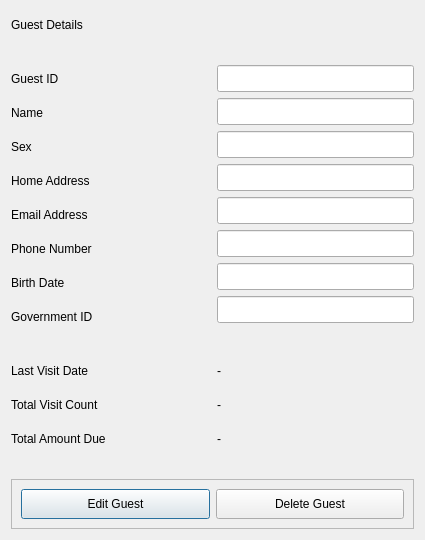
Qt form ui_files/guest_info_dialog.ui (xbryan25/hotel-management-system) before a commit.
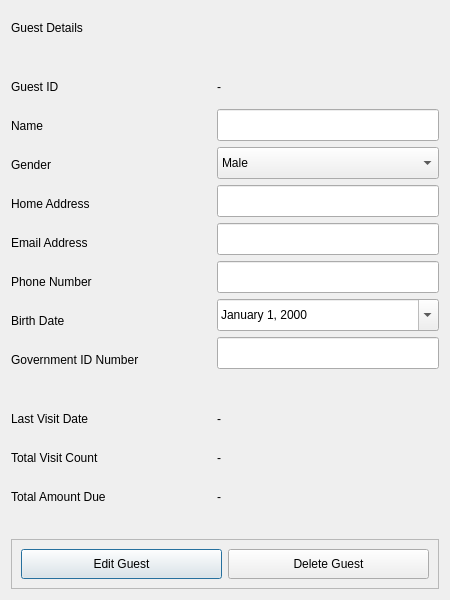
The same form after that commit. The open tabs and pages were chosen to show the change.

Commit message: feat(guest_info_page): update edit_mode_widget and truncate fields that have a length longer than 20

```diff
--- a/ui_files/guest_info_dialog.ui
+++ b/ui_files/guest_info_dialog.ui
@@ -6,209 +6,28 @@
    <rect>
     <x>0</x>
     <y>0</y>
-    <width>425</width>
-    <height>540</height>
+    <width>450</width>
+    <height>600</height>
    </rect>
   </property>
   <property name="minimumSize">
    <size>
-    <width>425</width>
-    <height>540</height>
+    <width>450</width>
+    <height>600</height>
    </size>
   </property>
   <property name="maximumSize">
    <size>
-    <width>425</width>
-    <height>540</height>
+    <width>600</width>
+    <height>600</height>
    </size>
   </property>
   <property name="windowTitle">
    <string>Dialog</string>
   </property>
   <layout class="QGridLayout" name="gridLayout">
-   <item row="2" column="1" rowspan="8">
-    <widget class="QStackedWidget" name="information_stacked_widget">
-     <property name="frameShape">
-      <enum>QFrame::NoFrame</enum>
-     </property>
-     <property name="lineWidth">
-      <number>0</number>
-     </property>
-     <property name="currentIndex">
-      <number>0</number>
-     </property>
-     <widget class="QWidget" name="view_mode_widget">
-      <layout class="QVBoxLayout" name="verticalLayout">
-       <property name="leftMargin">
-        <number>0</number>
-       </property>
-       <property name="topMargin">
-        <number>0</number>
-       </property>
-       <property name="rightMargin">
-        <number>0</number>
-       </property>
-       <property name="bottomMargin">
-        <number>0</number>
-       </property>
-       <item>
-        <widget class="QLabel" name="guest_id_value_label">
-         <property name="text">
-          <string>-</string>
-         </property>
-        </widget>
-       </item>
-       <item>
-        <widget class="QLabel" name="name_value_label">
-         <property name="text">
-          <string>-</string>
-         </property>
-        </widget>
-       </item>
-       <item>
-        <widget class="QLabel" name="sex_value_label">
-         <property name="text">
-          <string>-</string>
-         </property>
-        </widget>
-       </item>
-       <item>
-        <widget class="QLabel" name="home_address_value_label">
-         <property name="text">
-          <string>-</string>
-         </property>
-        </widget>
-       </item>
-       <item>
-        <widget class="QLabel" name="email_address_value_label">
-         <property name="text">
-          <string>-</string>
-         </property>
-        </widget>
-       </item>
-       <item>
-        <widget class="QLabel" name="phone_number_value_label">
-         <property name="text">
-          <string>-</string>
-         </property>
-        </widget>
-       </item>
-       <item>
-        <widget class="QLabel" name="birth_date_value_label">
-         <property name="text">
-          <string>-</string>
-         </property>
-        </widget>
-       </item>
-       <item>
-        <widget class="QLabel" name="government_id_value_label">
-         <property name="text">
-          <string>-</string>
-         </property>
-        </widget>
-       </item>
-      </layout>
-     </widget>
-     <widget class="QWidget" name="edit_mode_widget">
-      <layout class="QVBoxLayout" name="verticalLayout_2">
-       <property name="leftMargin">
-        <number>0</number>
-       </property>
-       <property name="topMargin">
-        <number>0</number>
-       </property>
-       <property name="rightMargin">
-        <number>0</number>
-       </property>
-       <property name="bottomMargin">
-        <number>0</number>
-       </property>
-       <item>
-        <widget class="QLineEdit" name="guest_id_lineedit">
-         <property name="minimumSize">
-          <size>
-           <width>0</width>
-           <height>27</height>
-          </size>
-         </property>
-        </widget>
-       </item>
-       <item>
-        <widget class="QLineEdit" name="name_lineedit">
-         <property name="minimumSize">
-          <size>
-           <width>0</width>
-           <height>27</height>
-          </size>
-         </property>
-        </widget>
-       </item>
-       <item>
-        <widget class="QLineEdit" name="sex_lineedit">
-         <property name="minimumSize">
-          <size>
-           <width>0</width>
-           <height>27</height>
-          </size>
-         </property>
-        </widget>
-       </item>
-       <item>
-        <widget class="QLineEdit" name="home_address_lineedit">
-         <property name="minimumSize">
-          <size>
-           <width>0</width>
-           <height>27</height>
-          </size>
-         </property>
-        </widget>
-       </item>
-       <item>
-        <widget class="QLineEdit" name="email_address_lineedit">
-         <property name="minimumSize">
-          <size>
-           <width>0</width>
-           <height>27</height>
-          </size>
-         </property>
-        </widget>
-       </item>
-       <item>
-        <widget class="QLineEdit" name="phone_number_lineedit">
-         <property name="minimumSize">
-          <size>
-           <width>0</width>
-           <height>27</height>
-          </size>
-         </property>
-        </widget>
-       </item>
-       <item>
-        <widget class="QLineEdit" name="birth_date_lineedit">
-         <property name="minimumSize">
-          <size>
-           <width>0</width>
-           <height>27</height>
-          </size>
-         </property>
-        </widget>
-       </item>
-       <item>
-        <widget class="QLineEdit" name="government_id_lineedit">
-         <property name="minimumSize">
-          <size>
-           <width>0</width>
-           <height>27</height>
-          </size>
-         </property>
-        </widget>
-       </item>
-      </layout>
-     </widget>
-    </widget>
-   </item>
-   <item row="15" column="0" colspan="2">
-    <widget class="QFrame" name="frame">
+   <item row="16" column="0" colspan="2">
+    <widget class="QFrame" name="button_frame">
      <property name="frameShape">
       <enum>QFrame::StyledPanel</enum>
      </property>
@@ -251,41 +70,33 @@
      </layout>
     </widget>
    </item>
-   <item row="0" column="0" colspan="2">
-    <widget class="QLabel" name="guest_details_label">
-     <property name="text">
-      <string>Guest Details</string>
-     </property>
-    </widget>
-   </item>
    <item row="3" column="0">
-    <widget class="QLabel" name="name_label">
-     <property name="text">
-      <string>Name</string>
+    <widget class="QLabel" name="guest_id_label">
+     <property name="minimumSize">
+      <size>
+       <width>200</width>
+       <height>32</height>
+      </size>
      </property>
-    </widget>
-   </item>
-   <item row="4" column="0">
-    <widget class="QLabel" name="sex_label">
      <property name="text">
-      <string>Sex</string>
+      <string>Guest ID</string>
      </property>
     </widget>
    </item>
    <item row="6" column="0">
-    <widget class="QLabel" name="email_address_label">
-     <property name="text">
-      <string>Email Address</string>
-     </property>
-    </widget>
-   </item>
-   <item row="5" column="0">
     <widget class="QLabel" name="home_address_label">
      <property name="text">
       <string>Home Address</string>
      </property>
     </widget>
    </item>
+   <item row="7" column="0">
+    <widget class="QLabel" name="email_address_label">
+     <property name="text">
+      <string>Email Address</string>
+     </property>
+    </widget>
+   </item>
    <item row="1" column="0" colspan="2">
     <spacer name="vs_1">
      <property name="orientation">
@@ -302,69 +113,61 @@
      </property>
     </spacer>
    </item>
-   <item row="2" column="0">
-    <widget class="QLabel" name="guest_id_label">
-     <property name="minimumSize">
-      <size>
-       <width>200</width>
-       <height>0</height>
-      </size>
-     </property>
-     <property name="text">
-      <string>Guest ID</string>
-     </property>
-    </widget>
-   </item>
-   <item row="9" column="0">
-    <widget class="QLabel" name="government_id_label">
-     <property name="text">
-      <string>Government ID</string>
-     </property>
-    </widget>
-   </item>
-   <item row="11" column="0">
+   <item row="12" column="0">
     <widget class="QLabel" name="last_visit_date_label">
+     <property name="minimumSize">
+      <size>
+       <width>0</width>
+       <height>32</height>
+      </size>
+     </property>
      <property name="text">
       <string>Last Visit Date</string>
      </property>
     </widget>
    </item>
-   <item row="11" column="1">
-    <widget class="QLabel" name="last_visit_date_value_label">
+   <item row="10" column="0">
+    <widget class="QLabel" name="government_id_number_label">
      <property name="text">
-      <string>-</string>
+      <string>Government ID Number</string>
      </property>
     </widget>
    </item>
-   <item row="12" column="0">
+   <item row="13" column="0">
     <widget class="QLabel" name="total_visit_count_label">
+     <property name="minimumSize">
+      <size>
+       <width>0</width>
+       <height>32</height>
+      </size>
+     </property>
      <property name="text">
       <string>Total Visit Count</string>
      </property>
     </widget>
    </item>
-   <item row="12" column="1">
+   <item row="13" column="1">
     <widget class="QLabel" name="total_visit_count_value_label">
      <property name="text">
       <string>-</string>
      </property>
     </widget>
    </item>
-   <item row="7" column="0">
+   <item row="12" column="1">
+    <widget class="QLabel" name="last_visit_date_value_label">
+     <property name="text">
+      <string>-</string>
+     </property>
+    </widget>
+   </item>
+   <item row="8" column="0">
     <widget class="QLabel" name="phone_number_label">
      <property name="text">
       <string>Phone Number</string>
      </property>
     </widget>
    </item>
-   <item row="8" column="0">
-    <widget class="QLabel" name="birth_date_label">
-     <property name="text">
-      <string>Birth Date</string>
-     </property>
-    </widget>
-   </item>
-   <item row="14" column="0" colspan="2">
+   <item row="15" column="0" colspan="2">
     <spacer name="vs_3">
      <property name="orientation">
       <enum>Qt::Vertical</enum>
@@ -380,7 +183,7 @@
      </property>
     </spacer>
    </item>
-   <item row="10" column="0" colspan="2">
+   <item row="11" column="0" colspan="2">
     <spacer name="vs_2">
      <property name="orientation">
       <enum>Qt::Vertical</enum>
@@ -396,20 +199,251 @@
      </property>
     </spacer>
    </item>
-   <item row="13" column="0">
+   <item row="9" column="0">
+    <widget class="QLabel" name="birth_date_label">
+     <property name="text">
+      <string>Birth Date</string>
+     </property>
+    </widget>
+   </item>
+   <item row="4" column="0">
+    <widget class="QLabel" name="name_label">
+     <property name="text">
+      <string>Name</string>
+     </property>
+    </widget>
+   </item>
+   <item row="0" column="0" colspan="2">
+    <widget class="QLabel" name="guest_details_label">
+     <property name="text">
+      <string>Guest Details</string>
+     </property>
+    </widget>
+   </item>
+   <item row="5" column="0">
+    <widget class="QLabel" name="gender_label">
+     <property name="text">
+      <string>Gender</string>
+     </property>
+    </widget>
+   </item>
+   <item row="14" column="0">
     <widget class="QLabel" name="total_amount_due_label">
+     <property name="minimumSize">
+      <size>
+       <width>0</width>
+       <height>32</height>
+      </size>
+     </property>
      <property name="text">
       <string>Total Amount Due</string>
      </property>
     </widget>
    </item>
-   <item row="13" column="1">
+   <item row="14" column="1">
     <widget class="QLabel" name="total_amount_due_value_label">
      <property name="text">
       <string>-</string>
      </property>
     </widget>
    </item>
+   <item row="4" column="1" rowspan="7">
+    <widget class="QStackedWidget" name="information_stacked_widget">
+     <property name="frameShape">
+      <enum>QFrame::NoFrame</enum>
+     </property>
+     <property name="lineWidth">
+      <number>0</number>
+     </property>
+     <property name="currentIndex">
+      <number>0</number>
+     </property>
+     <widget class="QWidget" name="view_mode_widget">
+      <layout class="QVBoxLayout" name="verticalLayout">
+       <property name="leftMargin">
+        <number>0</number>
+       </property>
+       <property name="topMargin">
+        <number>0</number>
+       </property>
+       <property name="rightMargin">
+        <number>0</number>
+       </property>
+       <property name="bottomMargin">
+        <number>0</number>
+       </property>
+       <item>
+        <widget class="QLabel" name="name_value_label">
+         <property name="text">
+          <string>-</string>
+         </property>
+        </widget>
+       </item>
+       <item>
+        <widget class="QLabel" name="gender_value_label">
+         <property name="text">
+          <string>-</string>
+         </property>
+        </widget>
+       </item>
+       <item>
+        <widget class="QLabel" name="home_address_value_label">
+         <property name="text">
+          <string>-</string>
+         </property>
+        </widget>
+       </item>
+       <item>
+        <widget class="QLabel" name="email_address_value_label">
+         <property name="text">
+          <string>-</string>
+         </property>
+        </widget>
+       </item>
+       <item>
+        <widget class="QLabel" name="phone_number_value_label">
+         <property name="text">
+          <string>-</string>
+         </property>
+        </widget>
+       </item>
+       <item>
+        <widget class="QLabel" name="birth_date_value_label">
+         <property name="text">
+          <string>-</string>
+         </property>
+        </widget>
+       </item>
+       <item>
+        <widget class="QLabel" name="government_id_number_value_label">
+         <property name="text">
+          <string>-</string>
+         </property>
+        </widget>
+       </item>
+      </layout>
+     </widget>
+     <widget class="QWidget" name="edit_mode_widget">
+      <layout class="QVBoxLayout" name="verticalLayout_2">
+       <property name="leftMargin">
+        <number>0</number>
+       </property>
+       <property name="topMargin">
+        <number>0</number>
+       </property>
+       <property name="rightMargin">
+        <number>0</number>
+       </property>
+       <property name="bottomMargin">
+        <number>0</number>
+       </property>
+       <item>
+        <widget class="QLineEdit" name="name_lineedit">
+         <property name="minimumSize">
+          <size>
+           <width>0</width>
+           <height>32</height>
+          </size>
+         </property>
+        </widget>
+       </item>
+       <item>
+        <widget class="QComboBox" name="gender_combobox">
+         <property name="minimumSize">
+          <size>
+           <width>0</width>
+           <height>32</height>
+          </size>
+         </property>
+         <item>
+          <property name="text">
+           <string>Male</string>
+          </property>
+         </item>
+         <item>
+          <property name="text">
+           <string>Female</string>
+          </property>
+         </item>
+         <item>
+          <property name="text">
+           <string>Others</string>
+          </property>
+         </item>
+         <item>
+          <property name="text">
+           <string>Prefer not to say</string>
+          </property>
+         </item>
+        </widget>
+       </item>
+       <item>
+        <widget class="QLineEdit" name="home_address_lineedit">
+         <property name="minimumSize">
+          <size>
+           <width>0</width>
+           <height>32</height>
+          </size>
+         </property>
+        </widget>
+       </item>
+       <item>
+        <widget class="QLineEdit" name="email_address_lineedit">
+         <property name="minimumSize">
+          <size>
+           <width>0</width>
+           <height>32</height>
+          </size>
+         </property>
+        </widget>
+       </item>
+       <item>
+        <widget class="QLineEdit" name="phone_number_lineedit">
+         <property name="minimumSize">
+          <size>
+           <width>0</width>
+           <height>32</height>
+          </size>
+         </property>
+        </widget>
+       </item>
+       <item>
+        <widget class="QDateEdit" name="birth_date_date_edit">
+         <property name="minimumSize">
+          <size>
+           <width>0</width>
+           <height>32</height>
+          </size>
+         </property>
+         <property name="displayFormat">
+          <string>MMMM d, yyyy</string>
+         </property>
+         <property name="calendarPopup">
+          <bool>true</bool>
+         </property>
+        </widget>
+       </item>
+       <item>
+        <widget class="QLineEdit" name="government_id_number_lineedit">
+         <property name="minimumSize">
+          <size>
+           <width>0</width>
+           <height>32</height>
+          </size>
+         </property>
+        </widget>
+       </item>
+      </layout>
+     </widget>
+    </widget>
+   </item>
+   <item row="3" column="1">
+    <widget class="QLabel" name="guest_id_value_label">
+     <property name="text">
+      <string>-</string>
+     </property>
+    </widget>
+   </item>
   </layout>
  </widget>
  <resources/>
```
The commit also changes 4 other files.
